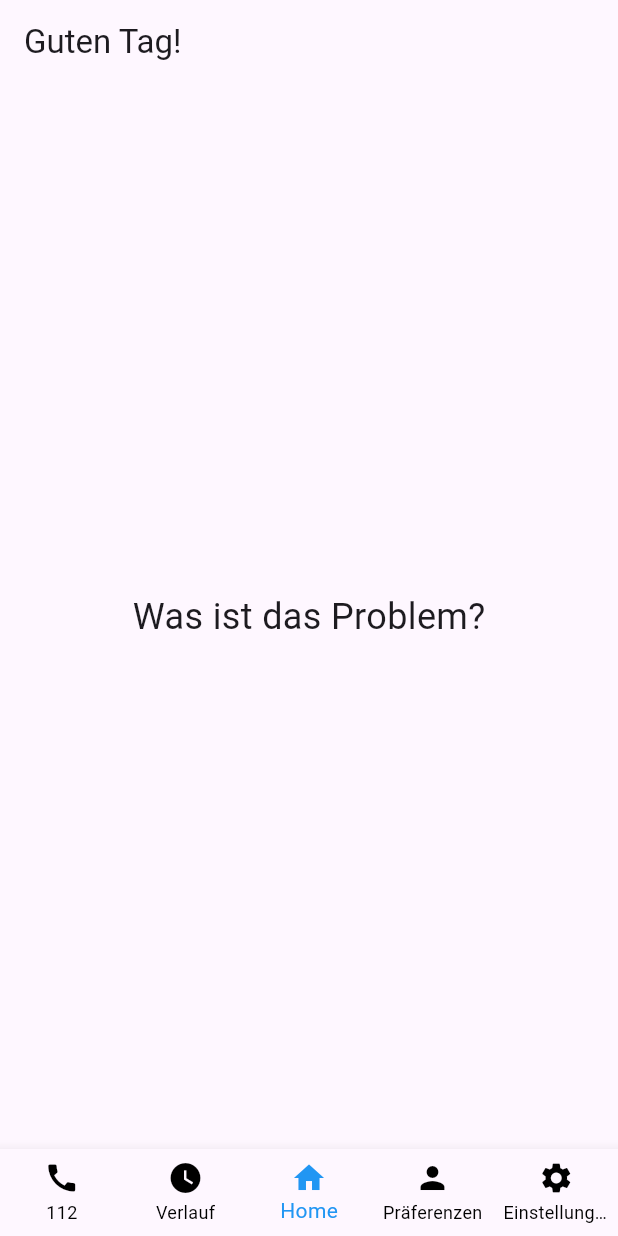
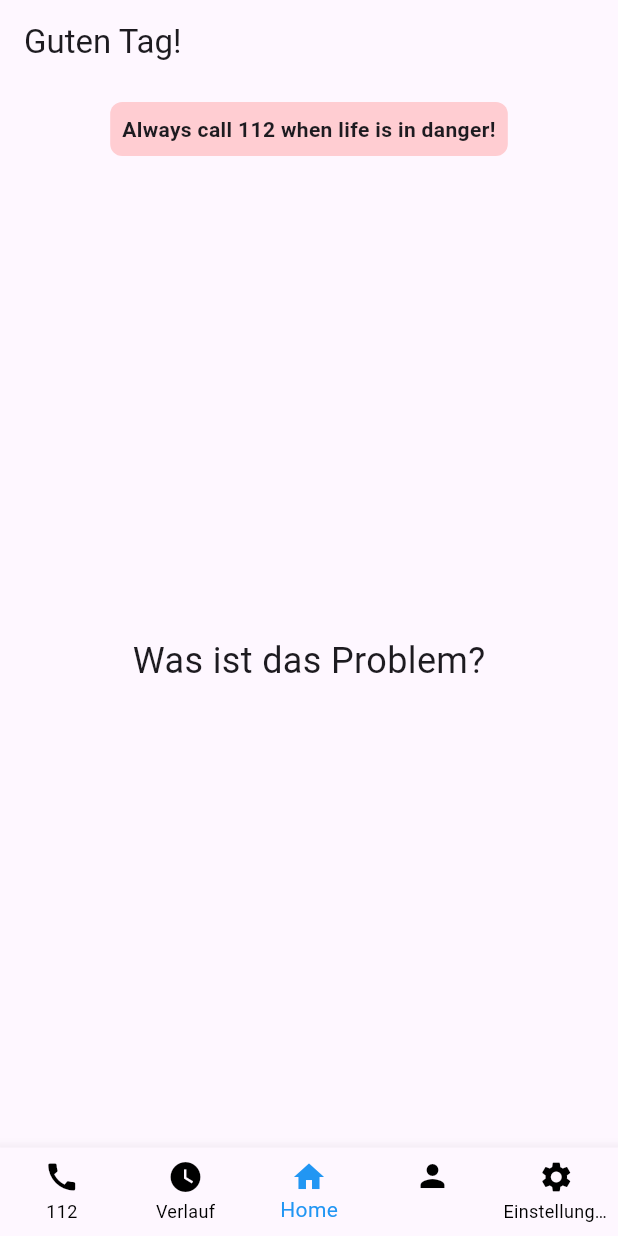
Before and after one commit to JoLeClJh/GerEA, a Flutter app: the screen it shows after launch, on a phone screen of 412 x 824 dp. Run offline on Flutter 3.47's test engine with Material 3 defaults, Android fonts, the light colour scheme and no system bars.

Commit message:
Improved history tab

```diff
--- a/lib/main.dart
+++ b/lib/main.dart
@@ -1,5 +1,4 @@
 import 'package:flutter/material.dart';
-import 'package:permission_handler/permission_handler.dart';
 
 void main() {
   runApp(MyApp());
@@ -58,13 +57,14 @@
   int _selectedIndex = 2;
 
   // Die drei Seiteninhalte
-  static const List<Widget> _pages = <Widget>[
+  static final List<Widget> _pages = <Widget>[
     Center(child: Text('Notfall!', style: TextStyle(fontSize: 24))),
-    Center(child: Text('Verlauf', style: TextStyle(fontSize: 24))),
+    VerlaufPage(), // <- Das ist jetzt dein neues Verlauf-Design
     Center(child: Text('Was ist das Problem?', style: TextStyle(fontSize: 24))),
     Center(child: Text('Präferenzen', style: TextStyle(fontSize: 24))),
     Center(child: Text('Einstellungen', style: TextStyle(fontSize: 24))),
   ];
+
 
   void _onItemTapped(int index) {
     setState(() {
@@ -78,13 +78,34 @@
       appBar: AppBar(
         title: Text('Guten Tag!'),
       ),
-      body: _pages[_selectedIndex],
+      body: Column(
+        children: [
+          Padding(
+            padding: EdgeInsets.all(12),
+            child: Container(
+              padding: EdgeInsets.all(8),
+              decoration: BoxDecoration(
+                color: Colors.red.shade100,
+                borderRadius: BorderRadius.circular(8),
+              ),
+              child: Text(
+                'Always call 112 when life is in danger!',
+                style: TextStyle(fontWeight: FontWeight.bold),
+                textAlign: TextAlign.center,
+              ),
+            ),
+          ),
+          Expanded(
+            child: _pages[_selectedIndex],
+          ),
+        ],
+      ),
       bottomNavigationBar: BottomNavigationBar(
         items: const <BottomNavigationBarItem>[
           BottomNavigationBarItem(icon: Icon(Icons.call), label: '112'),
           BottomNavigationBarItem(icon: Icon(Icons.watch_later), label: 'Verlauf'),
           BottomNavigationBarItem(icon: Icon(Icons.home), label: 'Home'),
-          BottomNavigationBarItem(icon: Icon(Icons.person), label: 'Präferenzen'),
+          BottomNavigationBarItem(icon: Icon(Icons.person), label: ''),
           BottomNavigationBarItem(icon: Icon(Icons.settings), label: 'Einstellungen'),
         ],
         currentIndex: _selectedIndex,
```
